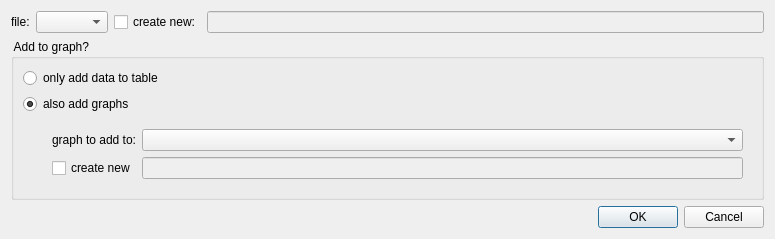
First picture: the form in libqf3widgets/qfplottercopytotabledialog.ui, repository jkriege2/QuickFit3, before the edit.
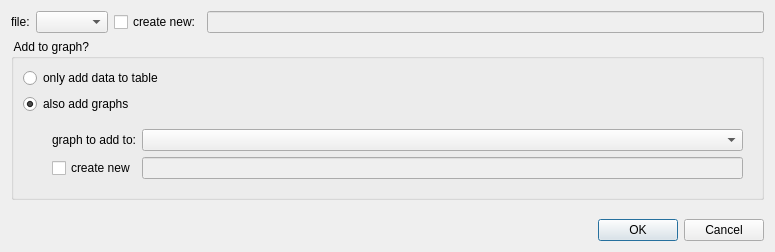
Second picture: the form after the edit. Custom widgets are drawn as their Qt base class.

Diff of the .ui file:
```diff
--- a/libqf3widgets/qfplottercopytotabledialog.ui
+++ b/libqf3widgets/qfplottercopytotabledialog.ui
@@ -7,7 +7,7 @@
     <x>0</x>
     <y>0</y>
     <width>775</width>
-    <height>234</height>
+    <height>252</height>
    </rect>
   </property>
   <property name="windowTitle">
```
Left out of the diff: 28 changed lines with no effect on the pictures.
